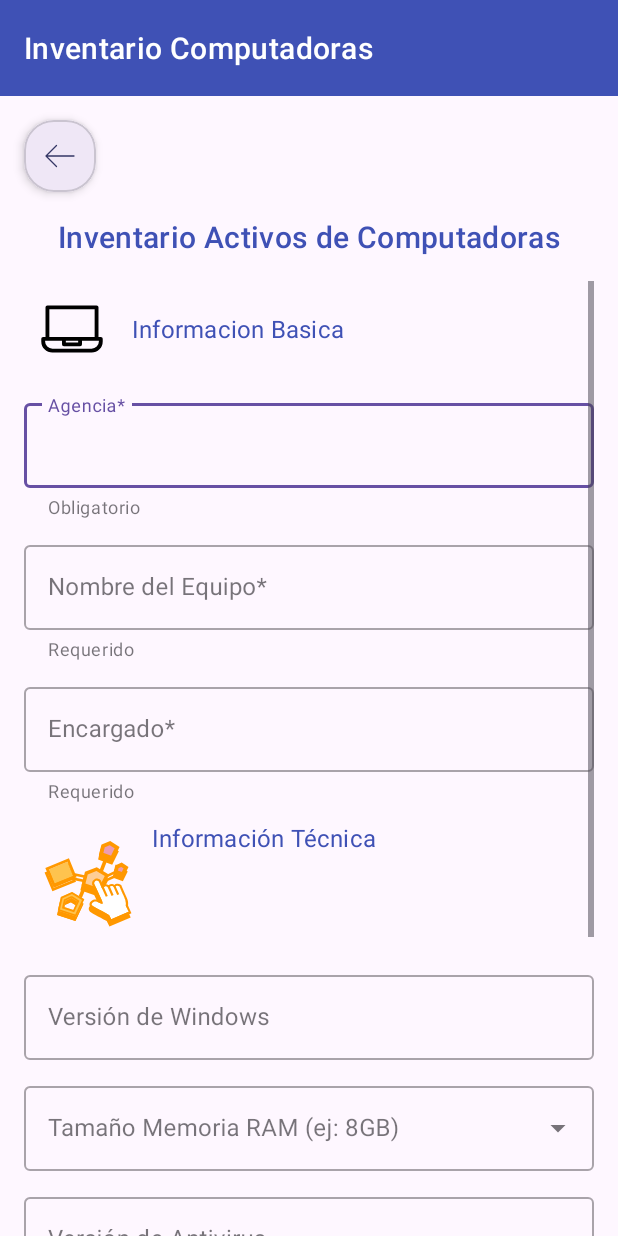
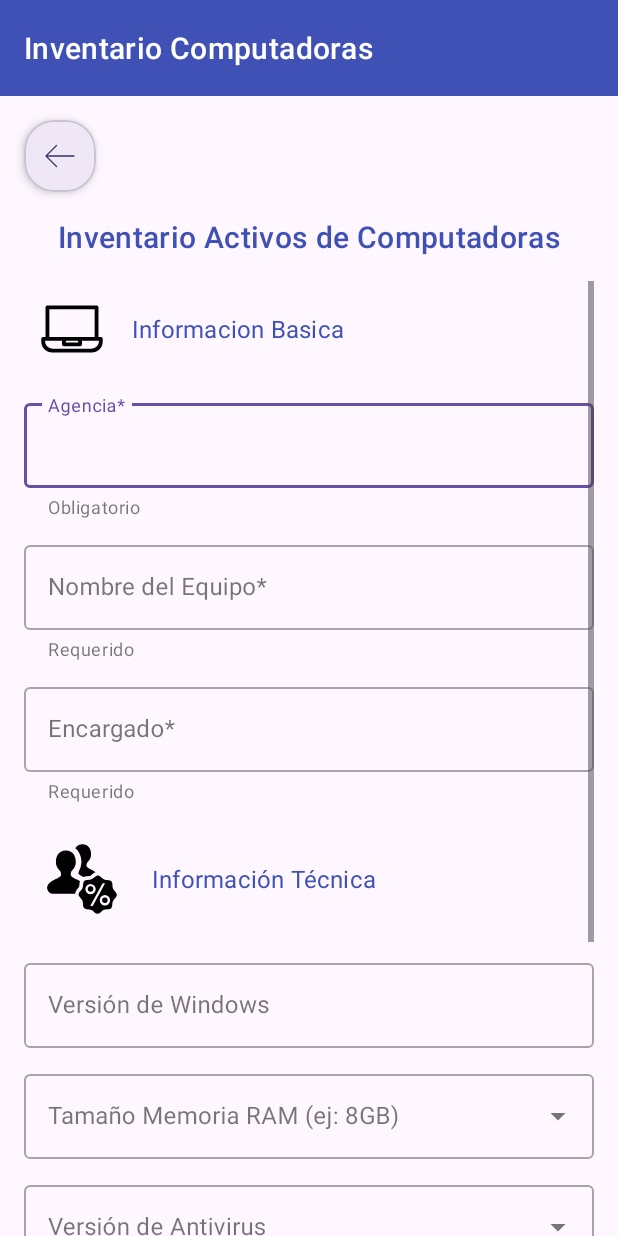
Before and after one commit to nebulinas/AppPractica, an Android app: the InventarioComputadorasActivity screen opened directly, with no data from a screen before it, on a phone screen of 412 x 824 dp. Run offline under Robolectric (Android 15) with nearby library versions, the phone set to English and light mode, and no system bars; 2 statements that could not run were skipped.

Commit message:
iconos agregados

```diff
--- /dev/null
+++ b/app/src/main/res/drawable/informaciontecnica.xml
@@ -0,0 +1,21 @@
+<vector xmlns:android="http://schemas.android.com/apk/res/android"
+    android:width="77dp"
+    android:height="77dp"
+    android:viewportWidth="100"
+    android:viewportHeight="100">
+  <path
+      android:pathData="M51.58,48.51l-0.19,-0.13h0Z"
+      android:fillColor="#000000"/>
+  <path
+      android:pathData="M45.64,59l1.55,-1.8a2,2 0,0 0,0.46 -1.08l0.18,-2.29a6.75,6.75 0,0 1,0.48 -1.93q-1,-0.61 -2.07,-1.17l0,0c-0.84,-0.42 -1.71,-0.83 -2.59,-1.25 -3,-1.26 -3.45,-2.53 -3.45,-3.8A5.18,5.18 0,0 1,42 42.11a9.53,9.53 0,0 0,2.65 -6.91c0,-5.18 -3,-9.67 -8.29,-9.67H35.8c-5.3,0 -8.29,4.49 -8.29,9.67a9.53,9.53 0,0 0,2.65 6.91A5,5 0,0 1,32 45.68c0,1.27 -0.35,2.54 -3.46,3.8 -4.37,2 -8.4,3.92 -8.63,8.07 0.23,2.88 2.18,5.06 4.72,5.06H44.05A6.64,6.64 0,0 1,45.64 59Z"
+      android:fillColor="#000000"/>
+  <path
+      android:pathData="M49.5,35.43a17,17 0,0 1,-2.3 8.29,1.81 1.81,0 0,0 0.7,2.54c1.12,0.64 2.33,1.32 3.49,2.12l0,0a6.67,6.67 0,0 1,2.63 -0.75l2.56,-0.17a1.29,1.29 0,0 0,0.73 -0.32l2,-1.64a6.64,6.64 0,0 1,2.45 -1.29A22.55,22.55 0,0 0,57 41.42c-2.65,-1.15 -3.22,-2.18 -3.22,-3.45a5.74,5.74 0,0 1,1.61 -3.23,8 8,0 0,0 2.41,-6.11C57.92,24 55.27,20 50.43,20a7.2,7.2 0,0 0,-6.22 3.57C47.54,26.1 49.5,30.48 49.5,35.43Z"
+      android:fillColor="#000000"/>
+  <path
+      android:pathData="M69.74,66a2.35,2.35 0,1 0,2.35 2.35A2.35,2.35 0,0 0,69.74 66Z"
+      android:fillColor="#000000"/>
+  <path
+      android:pathData="M57.35,56.34a2.35,2.35 0,1 0,2.35 2.35A2.35,2.35 0,0 0,57.35 56.34ZM57.35,56.34a2.35,2.35 0,1 0,2.35 2.35A2.35,2.35 0,0 0,57.35 56.34ZM79.04,61.34L77.26,59.2A3.92,3.92 0,0 1,76.37 57l-0.2,-2.73A3.5,3.5 0,0 0,73 51l-2.37,-0.19a5.05,5.05 0,0 1,-2.86 -1.22L65.94,48a3.52,3.52 0,0 0,-4.57 0l-2,1.65a4.59,4.59 0,0 1,-2.58 1.06l-2.55,0.17A3.51,3.51 0,0 0,51 54.05l-0.18,2.32a5.15,5.15 0,0 1,-1.23 2.89l-1.56,1.81a3.5,3.5 0,0 0,0 4.55l1.7,2a4.25,4.25 0,0 1,1 2.42l0.19,2.62A3.5,3.5 0,0 0,54.06 76l2.38,0.22a4.88,4.88 0,0 1,2.85 1.21L61.1,79a3.54,3.54 0,0 0,4.57 0l2.08,-1.74a4.07,4.07 0,0 1,2.31 -0.93l2.72,-0.2A3.46,3.46 0,0 0,76 72.93l0.21,-2.2a5.42,5.42 0,0 1,1.36 -3.16l1.45,-1.66A3.48,3.48 0,0 0,79 61.33ZM52.87,58.69a4.48,4.48 0,1 1,4.48 4.48A4.49,4.49 0,0 1,52.87 58.69ZM59.38,73.12a0.44,0.44 0,0 1,-0.3 0.19L57.65,73.31a0.38,0.38 0,0 1,-0.33 -0.19,0.33 0.33,0 0,1 0,-0.38l10.32,-18.9a0.44,0.44 0,0 1,0.3 -0.19h1.54a0.39,0.39 0,0 1,0.18 0.51ZM69.74,72.8a4.48,4.48 0,1 1,4.48 -4.48A4.49,4.49 0,0 1,69.74 72.8ZM59.74,58.69A2.35,2.35 0,1 0,57.35 61,2.35 2.35,0 0,0 59.7,58.69Z"
+      android:fillColor="#000000"/>
+</vector>
--- a/app/src/main/res/layout/inventario_computadoras.xml
+++ b/app/src/main/res/layout/inventario_computadoras.xml
@@ -144,7 +144,9 @@
                     android:layout_width="match_parent"
                     android:layout_height="wrap_content"
                     android:layout_marginBottom="12dp"
-                    android:drawableStart="@drawable/ic_tecnicas"
+                    android:drawableStart="@drawable/informaciontecnica"
+                    android:drawablePadding="8dp"
+                    android:gravity="center_vertical"
                     android:text="Información Técnica"
                     android:textAppearance="@style/TextAppearance.MaterialComponents.Subtitle1"
                     android:textColor="#3F51B5" />
```
Also changed, not shown: app/src/main/res/drawable/eliminar.xml (deleted, +0 -12 lines), app/src/main/res/drawable/terurn.xml (deleted, +0 -20 lines), app/src/main/res/drawable/terurn1.xml (deleted, +0 -13 lines), app/src/main/res/drawable/tools.xml (deleted, +0 -36 lines).
